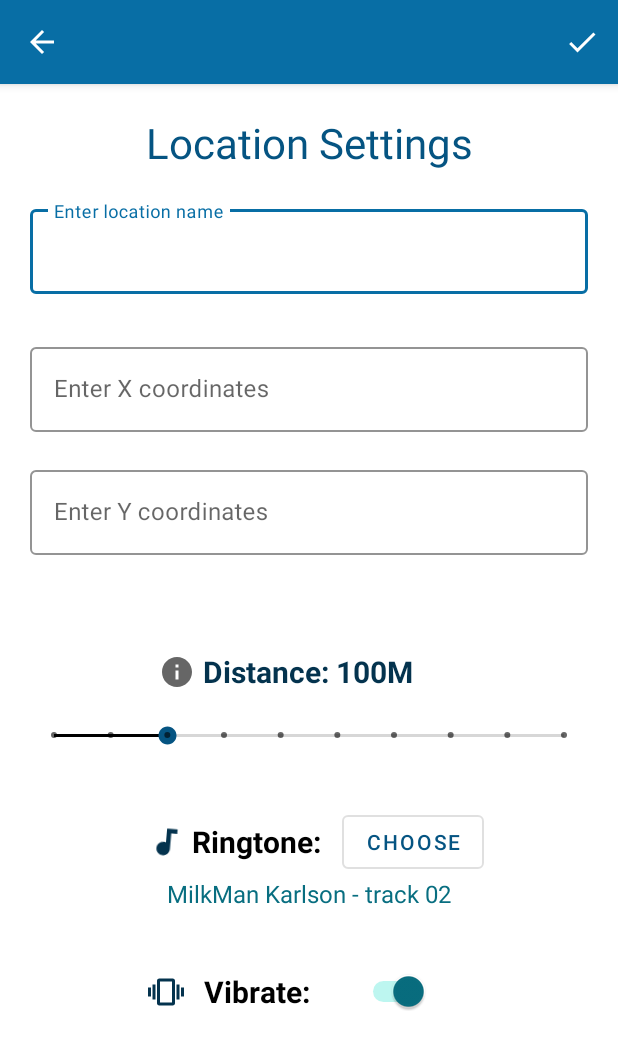
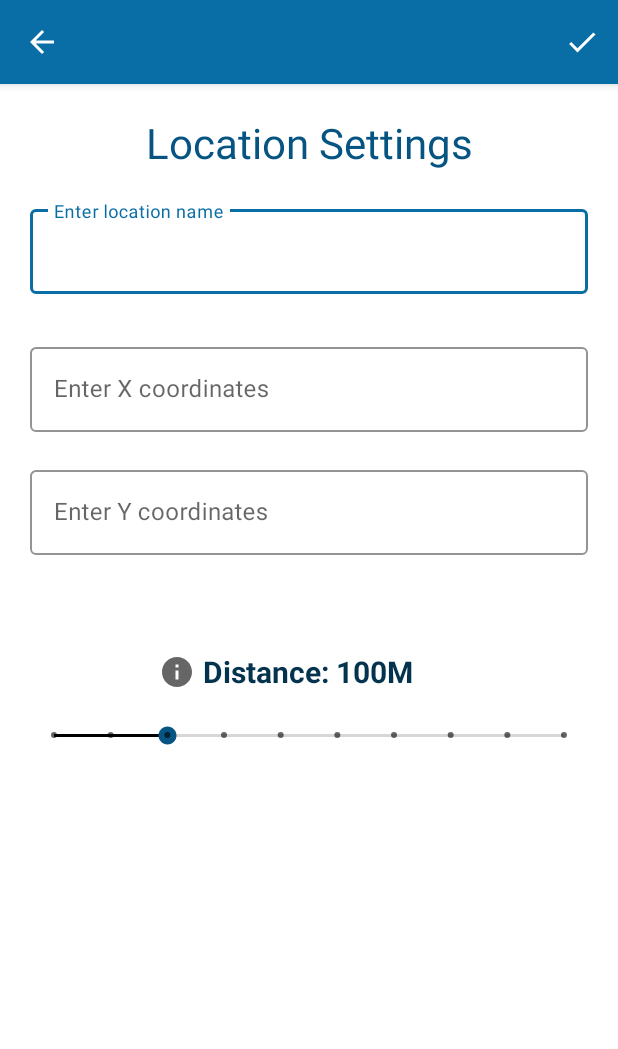
Before and after one commit to ZivSi/LocationAlarm, an Android app: the EditLayout screen opened directly, with no data from a screen before it, on a phone screen of 412 x 824 dp. Shown: the top 1049 px of the screen. Run offline under Robolectric (Android 15) with nearby library versions, the phone set to English and light mode, and no system bars; network calls fail.

Commit message:
moved the ringtone and vibrate settings from the edit layout to the settings layout

```diff
--- a/app/src/main/java/com/example/locationalarm/EditLayout.java
+++ b/app/src/main/java/com/example/locationalarm/EditLayout.java
@@ -17,17 +17,15 @@ import com.google.android.material.snackbar.Snackbar;
 import com.google.android.material.textfield.TextInputEditText;
 
 public class EditLayout extends AppCompatActivity {
+    // main variables
     TextInputEditText nameBox, xCoordiantesBox, yCoordinatesBox;
-
     TextView distanceTextView;
     SeekBar seekBar;
-    MaterialButton chooseRingtone;
 
+    // error snackbar
     Snackbar snackbar;
     Snackbar.SnackbarLayout snackbarView;
     ConstraintLayout layout;
-
-    Switch vibrateSwitch;
 
     @Override
     protected void onCreate(Bundle savedInstanceState) {
@@ -35,7 +33,6 @@ public class EditLayout extends AppCompatActivity {
         setContentView(R.layout.activity_edit_layout);
 
         getSupportActionBar().setTitle("");
-
 
         initViews();
     }
@@ -46,10 +43,8 @@ public class EditLayout extends AppCompatActivity {
         xCoordiantesBox = findViewById(R.id.xCoordinatesBox);
         yCoordinatesBox = findViewById(R.id.yCoordinatesBox);
         distanceTextView = findViewById(R.id.distanceTextView);
-        chooseRingtone = findViewById(R.id.chooseRingtoneMaterialButton);
         seekBar = findViewById(R.id.seekBar);
         layout = findViewById(R.id.mainEditLayout);
-        vibrateSwitch = findViewById(R.id.vibrateSwitch);
         snackbar = Snackbar.make(layout, "", Snackbar.LENGTH_SHORT);
         View custom_view = getLayoutInflater().inflate(R.layout.snackbar_error, null);
 
@@ -69,7 +64,6 @@ public class EditLayout extends AppCompatActivity {
             @Override
             public void onStartTrackingTouch(SeekBar seekBar) {
             }
-
             @Override
             public void onStopTrackingTouch(SeekBar seekBar) {
             }
@@ -87,7 +81,6 @@ public class EditLayout extends AppCompatActivity {
         String x = xCoordiantesBox.getText().toString();
         String y = yCoordinatesBox.getText().toString();
         int distance = getDistance();
-        // todo: add ringtone
 
         // check for empty fields
         if (name.isEmpty() || x.isEmpty() || y.isEmpty()) {
@@ -103,8 +96,7 @@ public class EditLayout extends AppCompatActivity {
         }
 
         // address is curently empty untill we add the google maps api
-        // ringtone is empty until we add the ringtone selection
-        MainActivity.data.put(name, new ItemData(name, " ", x, y, String.valueOf(distance), " "));
+        MainActivity.data.put(name, new ItemData(name, " ", x, y, String.valueOf(distance)));
 
         // TODO: Save map in file
         finish();
@@ -148,6 +140,7 @@ public class EditLayout extends AppCompatActivity {
         }
         // Default will never be called...
 
+        // change the meter sign to km if needed
         String distance;
         if (dist >= 1000) {
             dist /= 1000;
--- a/app/src/main/java/com/example/locationalarm/ItemData.java
+++ b/app/src/main/java/com/example/locationalarm/ItemData.java
@@ -6,15 +6,13 @@ public class ItemData {
     private String latitude;
     private String longitude;
     private String alarmDistance; // in meters
-    private String ringtone;
 
-    public ItemData(String name, String address, String latitude, String longitude, String alarmDistance, String ringtone) {
+    public ItemData(String name, String address, String latitude, String longitude, String alarmDistance) {
         this.name = name;
         this.address = address;
         this.latitude = latitude;
         this.longitude = longitude;
         this.alarmDistance = alarmDistance;
-        this.ringtone = ringtone;
     }
 
 
@@ -38,9 +36,6 @@ public class ItemData {
         return this.longitude;
     }
 
-    public String getRingtone() {
-        return this.ringtone;
-    }
 
     public void setAddress(String address) {
         this.address = address;
@@ -62,8 +57,4 @@ public class ItemData {
         this.name = name;
     }
 
-    public void setRingtone(String ringtone) {
-        this.ringtone = ringtone;
-    }
-
 }
--- a/app/src/main/java/com/example/locationalarm/MainActivity.java
+++ b/app/src/main/java/com/example/locationalarm/MainActivity.java
@@ -63,16 +63,16 @@ public class MainActivity extends AppCompatActivity {
 
         // ! Testing - remove later
         data.put("My School", new ItemData("Name", "Nofei Prat",
-                "2.23423", "12.4324", "300", "Hello Darkness"));
+                "2.23423", "12.4324", "300"));
 
         data.put("My School2", new ItemData("Name2", "Jerusalem",
-                "64.33", "23.3454", "4000", "Hello Darkness"));
+                "64.33", "23.3454", "4000"));
 
         data.put("My School3", new ItemData("Name3", "Springfield",
-                "31.4", "33.43244", "100", "Hello Darkness"));
+                "31.4", "33.43244", "100"));
 
         data.put("My School4", new ItemData("Name4", "UK",
-                "36.345", "32.434", "1200", "Hello Darkness"));
+                "36.345", "32.434", "1200"));
 
         // Create an array from the data in the map
         dataArrayList = dataAsArray(data);
--- a/app/src/main/res/layout/activity_edit_layout.xml
+++ b/app/src/main/res/layout/activity_edit_layout.xml
@@ -133,94 +133,4 @@
         app:layout_constraintEnd_toStartOf="@+id/distanceTextView"
         app:layout_constraintTop_toTopOf="@+id/distanceTextView" />
 
-    <ImageView
-        android:id="@+id/soundIcon"
-        android:layout_width="wrap_content"
-        android:layout_height="wrap_content"
-        android:layout_marginEnd="5dp"
-        android:rotation="5"
-        android:src="@drawable/ic_baseline_audiotrack_24"
-        app:layout_constraintBottom_toBottomOf="@+id/ringtoneTextView"
-        app:layout_constraintEnd_toStartOf="@+id/ringtoneTextView"
-        app:layout_constraintTop_toTopOf="@+id/ringtoneTextView"
-        app:tint="@color/purple_900" />
-
-    <TextView
-        android:id="@+id/ringtoneTextView"
-        android:layout_width="wrap_content"
-        android:layout_height="wrap_content"
-        android:layout_marginTop="48dp"
-        android:layout_marginEnd="70dp"
-        android:text="Ringtone:"
-        android:textColor="@color/black"
-        android:textSize="20sp"
-        android:textStyle="bold"
-        app:layout_constraintEnd_toEndOf="@+id/seekBar"
-        app:layout_constraintStart_toStartOf="@+id/seekBar"
-        app:layout_constraintTop_toBottomOf="@+id/seekBar" />
-
-    <com.google.android.material.button.MaterialButton
-        android:id="@+id/chooseRingtoneMaterialButton"
-        style="@style/Widget.MaterialComponents.Button.OutlinedButton"
-        android:layout_width="wrap_content"
-        android:layout_height="wrap_content"
-        android:layout_marginEnd="55dp"
-        android:text="Choose"
-        android:textColor="@color/purple_700"
-        app:layout_constraintBottom_toBottomOf="@+id/ringtoneTextView"
-        app:layout_constraintEnd_toEndOf="@+id/seekBar"
-        app:layout_constraintStart_toEndOf="@+id/ringtoneTextView"
-        app:layout_constraintTop_toTopOf="@+id/ringtoneTextView" />
-
-    <TextView
-        android:id="@+id/chosenRingtoneTextView"
-        android:layout_width="wrap_content"
-        android:layout_height="wrap_content"
-        android:layout_marginTop="10dp"
-        android:text="MilkMan Karlson - track 02"
-        android:textColor="@color/purple_200"
-        android:textSize="16sp"
-        app:layout_constraintEnd_toEndOf="parent"
-        app:layout_constraintHorizontal_bias="0.5"
-        app:layout_constraintStart_toStartOf="parent"
-        app:layout_constraintTop_toBottomOf="@id/ringtoneTextView" />
-
-    <ImageView
-        android:id="@+id/imageView"
-        android:layout_width="wrap_content"
-        android:layout_height="wrap_content"
-        android:src="@drawable/ic_baseline_vibration_24"
-        app:layout_constraintBottom_toBottomOf="@id/vibrateTextView"
-        app:layout_constraintEnd_toEndOf="@id/soundIcon"
-        app:layout_constraintStart_toStartOf="@id/soundIcon"
-        app:layout_constraintTop_toTopOf="@id/vibrateTextView"
-        app:tint="@color/purple_900" />
-
-    <TextView
-        android:id="@+id/vibrateTextView"
-        android:layout_width="wrap_content"
-        android:layout_height="wrap_content"
-        android:layout_marginTop="100dp"
-        android:text="Vibrate:"
-        android:textColor="@color/black"
-        android:textSize="20sp"
-        android:textStyle="bold"
-        app:layout_constraintEnd_toEndOf="@id/ringtoneTextView"
-        app:layout_constraintStart_toStartOf="@id/ringtoneTextView"
-        app:layout_constraintTop_toTopOf="@id/ringtoneTextView" />
-
-    <Switch
-        android:id="@+id/vibrateSwitch"
-        android:layout_width="wrap_content"
-        android:layout_height="wrap_content"
-        android:layout_marginStart="10dp"
-        android:checked="true"
-        android:thumbTint="@color/purple_200"
-        app:layout_constraintBottom_toBottomOf="@+id/vibrateTextView"
-        app:layout_constraintEnd_toEndOf="@+id/chooseRingtoneMaterialButton"
-        app:layout_constraintHorizontal_bias="0.0"
-        app:layout_constraintStart_toStartOf="@+id/chooseRingtoneMaterialButton"
-        app:layout_constraintTop_toTopOf="@+id/vibrateTextView"
-        app:layout_constraintVertical_bias="0.571" />
-
 </androidx.constraintlayout.widget.ConstraintLayout>
```
